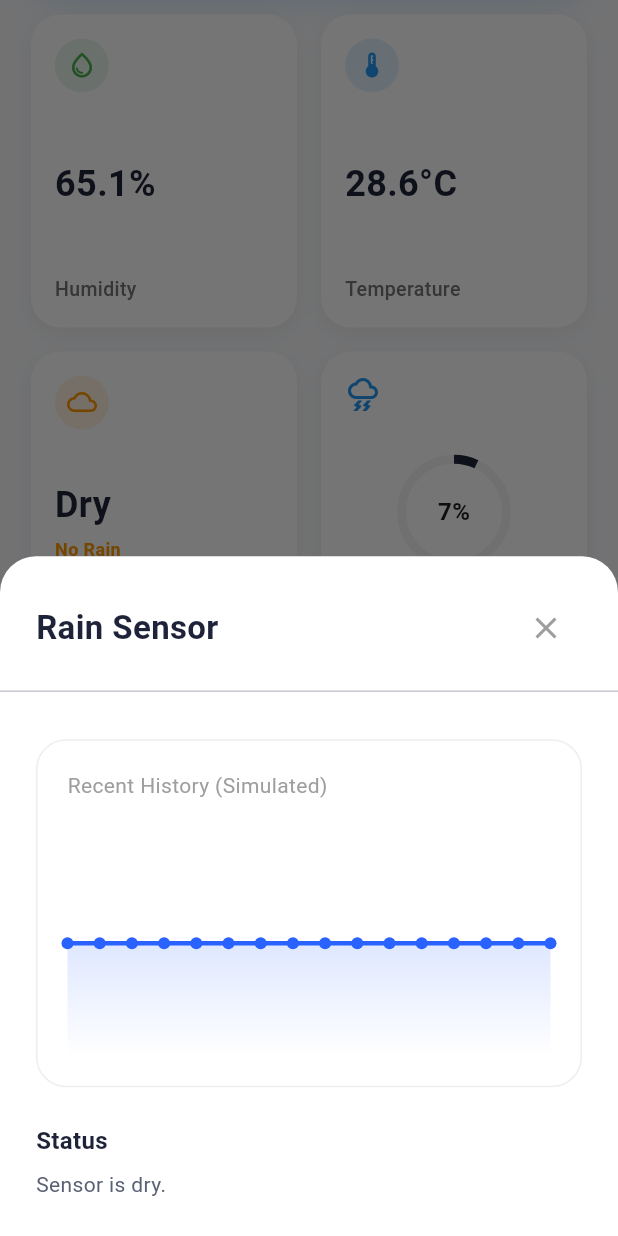
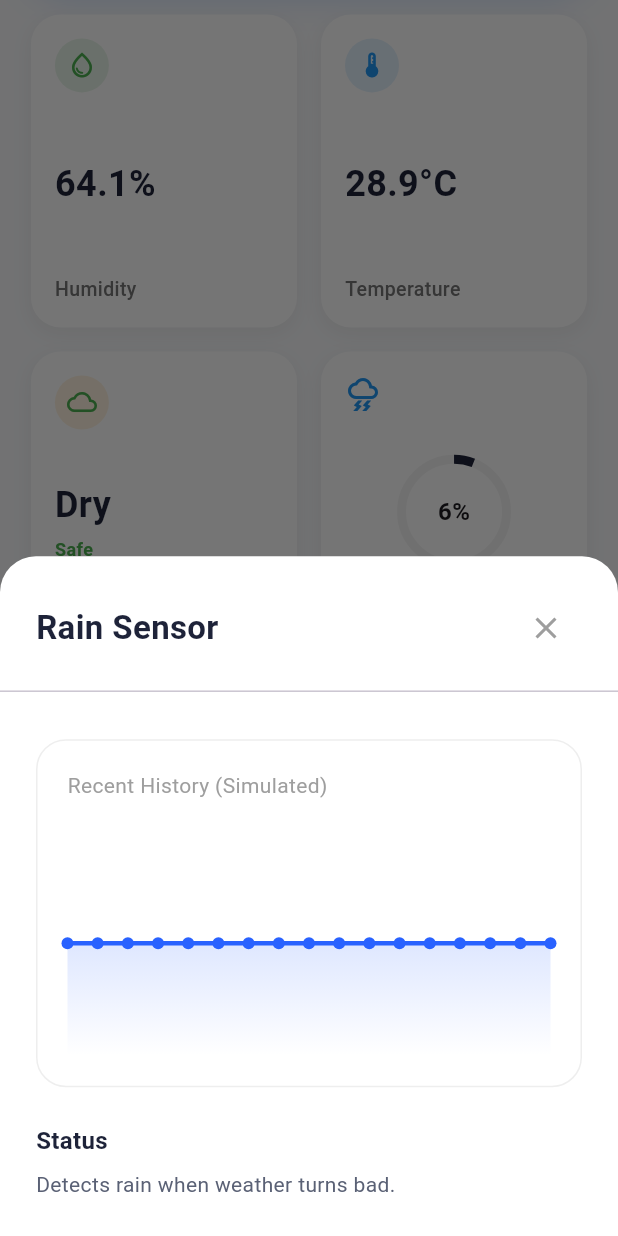
Before and after one commit to Alaric-Jeff/smart-rack-v2, a Flutter app: the HomeScreen screen opened directly, scrolled down 313 dp, after a tap on "Dry", on a phone screen of 412 x 824 dp. Run offline on Flutter 3.47's test engine with Material 3 defaults, Android fonts, the phone set to English and light mode, and no system bars; our stand-ins replace cloud_firestore, firebase_auth, firebase_core, google_sign_in, shared_preferences; accounts and stored records are empty; network calls fail.

Commit message:
weather changing in home

```diff
--- a/flutter_frontend/lib/controls.dart
+++ b/flutter_frontend/lib/controls.dart
@@ -1,6 +1,6 @@
 import 'package:flutter/material.dart';
 import 'dart:async';
-import 'dart:ui'; // For the blur effect
+// For the blur effect
 
 class ControlsScreen extends StatefulWidget {
   const ControlsScreen({super.key});
--- a/flutter_frontend/lib/device_pairing.dart
+++ b/flutter_frontend/lib/device_pairing.dart
@@ -345,7 +345,7 @@ class _DevicePairingScreenState extends State<DevicePairingScreen> {
                     },
                   ),
                 );
-              }).toList(),
+              }),
 
               const SizedBox(height: 16),
               const Divider(),
--- a/flutter_frontend/lib/home.dart
+++ b/flutter_frontend/lib/home.dart
@@ -11,7 +11,7 @@ import 'edit_profile.dart';
 // ============================================
 // TOP LEVEL CONFIGURATION
 // ============================================
-const int SENSOR_UPDATE_INTERVAL_SECONDS = 3;
+const int SENSOR_UPDATE_INTERVAL_SECONDS = 10; // Updates every 10 seconds
 const int HISTORY_DURATION_MINUTES = 30;
 
 class HomeScreen extends StatefulWidget {
@@ -53,7 +53,6 @@ class _HomeScreenState extends State<HomeScreen> {
           unselectedItemColor: Colors.grey,
           showUnselectedLabels: true,
 
-          // --- FIXED: Lock font size so text doesn't jump ---
           selectedFontSize: 11,
           unselectedFontSize: 11,
 
@@ -68,7 +67,6 @@ class _HomeScreenState extends State<HomeScreen> {
               icon: Icon(Icons.tune),
               label: "CONTROLS"
             ),
-            // --- FIXED: Shortened label for better alignment ---
             BottomNavigationBarItem(
               icon: Icon(Icons.notifications_outlined),
               label: "ALERTS"
@@ -102,15 +100,21 @@ class _DashboardContentState extends State<DashboardContent> {
   // --- REAL USER DATA VARIABLES ---
   String _userName = "Loading...";
   String _userEmail = "...";
-  String _deviceId = "LD-8D390DC"; // Static Device ID
+  final String _deviceId = "LD-8D390DC"; // Static Device ID
   String _memberSince = "...";
   String? _userProfileUrl;
 
   // --- SIMULATION VARIABLES (FAKE SENSORS) ---
+  // Weather State
+  String _weatherCondition = "Sunny";
+  String _weatherDescription = "Clear skies";
+  IconData _weatherIcon = Icons.wb_sunny;
+  List<Color> _weatherGradient = [const Color(0xFF2962FF), const Color(0xFF448AFF)];
+
   double _sensorHumidity = 65.5;
   double _sensorTemperature = 28.5;
   double _sensorLight = 850.0;
-  double _sensorRainIntensity = 4095; // 4095 = Dry
+  double _sensorRainIntensity = 4095; // 4095 = Dry, < 2000 = Rain
   double _rainConfidence = 0.0;
 
   // History Lists for Charts
@@ -178,8 +182,11 @@ class _DashboardContentState extends State<DashboardContent> {
     return months[month - 1];
   }
 
-  // --- FAKE: SIMULATION LOGIC ---
+  // --- FAKE: DYNAMIC WEATHER SIMULATION LOGIC ---
   void _startSimulation() {
+    // Initial update
+    _updateSimulatedData();
+
     _simulationTimer = Timer.periodic(
       const Duration(seconds: SENSOR_UPDATE_INTERVAL_SECONDS),
       (_) => _updateSimulatedData(),
@@ -190,22 +197,81 @@ class _DashboardContentState extends State<DashboardContent> {
     if (!mounted) return;
     setState(() {
       DateTime now = DateTime.now();
-      _sensorHumidity += (_random.nextDouble() * 3) - 1.5;
-      _sensorHumidity = _sensorHumidity.clamp(40.0, 90.0);
 
-      _sensorTemperature += (_random.nextDouble() * 0.6) - 0.3;
-      _sensorTemperature = _sensorTemperature.clamp(24.0, 35.0);
+      // 1. Randomly pick a weather condition
+      // 0-3: Sunny/Cloudy (Likely), 4-5: Rain (Less Likely), 6: Storm (Rare)
+      int weatherRoll = _random.nextInt(10);
 
-      _sensorLight += (_random.nextInt(100) - 50);
-      _sensorLight = _sensorLight.clamp(0.0, 4000.0);
+      // Target values based on weather
+      double targetTemp, targetHum, targetLight, targetRain;
 
-      _rainConfidence = _calculateRainfallConfidence(
-        humidity: _sensorHumidity,
-        temperature: _sensorTemperature,
-        light: _sensorLight,
-        rainIntensity: _sensorRainIntensity,
-      );
+      if (weatherRoll < 4) {
+        // SUNNY / CLEAR
+        _weatherCondition = "Sunny";
+        _weatherDescription = "Clear skies, perfect for drying";
+        _weatherIcon = Icons.wb_sunny;
+        _weatherGradient = [const Color(0xFF2962FF), const Color(0xFF448AFF)]; // Blue
 
+        targetTemp = 30.0 + _random.nextDouble() * 3; // Hot (30-33)
+        targetHum = 50.0 + _random.nextDouble() * 10; // Dry (50-60%)
+        targetLight = 3000.0 + _random.nextDouble() * 1000; // Bright
+        targetRain = 4095; // Dry Sensor
+        _rainConfidence = 5.0 + _random.nextDouble() * 5; // Low chance
+
+      } else if (weatherRoll < 7) {
+        // CLOUDY / OVERCAST
+        _weatherCondition = "Cloudy";
+        _weatherDescription = "Overcast, moderate drying";
+        _weatherIcon = Icons.cloud;
+        _weatherGradient = [const Color(0xFF78909C), const Color(0xFF90A4AE)]; // Grey-Blue
+
+        targetTemp = 27.0 + _random.nextDouble() * 2; // Mild (27-29)
+        targetHum = 70.0 + _random.nextDouble() * 10; // Humid (70-80%)
+        targetLight = 800.0 + _random.nextDouble() * 400; // Dimmer
+        targetRain = 4095; // Dry Sensor
+        _rainConfidence = 40.0 + _random.nextDouble() * 20; // Medium chance
+
+      } else if (weatherRoll < 9) {
+        // RAINY
+        _weatherCondition = "Rainy";
+        _weatherDescription = "Light rain, rod retracted";
+        _weatherIcon = Icons.grain;
+        _weatherGradient = [const Color(0xFF455A64), const Color(0xFF607D8B)]; // Dark Grey
+
+        targetTemp = 24.0 + _random.nextDouble() * 2; // Cool (24-26)
+        targetHum = 90.0 + _random.nextDouble() * 5; // Very Humid (90-95%)
+        targetLight = 300.0 + _random.nextDouble() * 200; // Dark
+        targetRain = 1500; // Wet Sensor (< 2000)
+        _rainConfidence = 85.0 + _random.nextDouble() * 10; // High chance
+
+      } else {
+        // THUNDERSTORM
+        _weatherCondition = "Storm";
+        _weatherDescription = "Heavy rain & wind alert";
+        _weatherIcon = Icons.thunderstorm;
+        _weatherGradient = [const Color(0xFF263238), const Color(0xFF37474F)]; // Very Dark
+
+        targetTemp = 22.0 + _random.nextDouble() * 2; // Cold
+        targetHum = 98.0; // Max Humidity
+        targetLight = 100.0; // Very Dark
+        targetRain = 500; // Very Wet (< 1000)
+        _rainConfidence = 100.0; // Certain
+      }
+
+      // 2. Smoothly transition values (Mock inertia)
+      // Instead of jumping instantly, move 20% towards the target
+      _sensorTemperature += (targetTemp - _sensorTemperature) * 0.2;
+      _sensorHumidity += (targetHum - _sensorHumidity) * 0.2;
+      _sensorLight += (targetLight - _sensorLight) * 0.2;
+
+      // Rain sensor jumps instantly because rain is sudden
+      _sensorRainIntensity = targetRain;
+
+      // Add noise to make graphs look real
+      _sensorTemperature += (_random.nextDouble() - 0.5) * 0.2;
+      _sensorHumidity += (_random.nextDouble() - 0.5) * 1.0;
+
+      // 3. Update History
       _addToHistory(_humidityHistory, _sensorHumidity, now);
       _addToHistory(_tempHistory, _sensorTemperature, now);
       _addToHistory(_lightHistory, _sensorLight, now);
@@ -225,15 +291,6 @@ class _DashboardContentState extends State<DashboardContent> {
       _addToHistory(_rainConfidenceHistory, 5.0 + _random.nextDouble() * 5, time);
       _addToHistory(_rainHistory, 4095, time);
     }
-  }
-
-  double _calculateRainfallConfidence({required double humidity, required double temperature, required double light, required double rainIntensity}) {
-    double score = 5.0;
-    if (humidity > 70) score += 20;
-    if (temperature < 26) score += 10;
-    if (light < 500) score += 15;
-    score += _random.nextInt(5);
-    return score.clamp(0.0, 100.0);
   }
 
   void _addToHistory(List<SensorDataPoint> history, double value, DateTime timestamp) {
@@ -478,7 +535,8 @@ class _DashboardContentState extends State<DashboardContent> {
     // Helper for Rain Text
     String getRainStatus() {
       if (_sensorRainIntensity > 3500) return "Dry";
-      return "Rain";
+      if (_sensorRainIntensity > 2000) return "Moist";
+      return "Wet";
     }
 
     return SafeArea(
@@ -513,14 +571,15 @@ class _DashboardContentState extends State<DashboardContent> {
             ),
             const SizedBox(height: 24),
 
-            // --- STATIC WEATHER CARD ---
+            // --- STATIC WEATHER CARD (Now Dynamic) ---
             Container(
               width: double.infinity,
               padding: const EdgeInsets.all(24),
               decoration: BoxDecoration(
-                gradient: const LinearGradient(colors: [Color(0xFF2962FF), Color(0xFF448AFF)], begin: Alignment.topLeft, end: Alignment.bottomRight),
+                // Dynamic Gradient based on weather
+                gradient: LinearGradient(colors: _weatherGradient, begin: Alignment.topLeft, end: Alignment.bottomRight),
                 borderRadius: BorderRadius.circular(24),
-                boxShadow: [BoxShadow(color: Colors.blue.withOpacity(0.3), blurRadius: 20, offset: const Offset(0, 10))],
+                boxShadow: [BoxShadow(color: _weatherGradient.last.withOpacity(0.3), blurRadius: 20, offset: const Offset(0, 10))],
               ),
               child: Row(
                 mainAxisAlignment: MainAxisAlignment.spaceBetween,
@@ -535,15 +594,16 @@ class _DashboardContentState extends State<DashboardContent> {
                           child: const Row(mainAxisSize: MainAxisSize.min, children: [Icon(Icons.location_on, color: Colors.white, size: 12), SizedBox(width: 4), Text("Quezon City", style: TextStyle(color: Colors.white, fontSize: 12))]),
                         ),
                         const SizedBox(height: 12),
-                        const Text("Sunny", style: TextStyle(color: Colors.white, fontSize: 22, fontWeight: FontWeight.bold)),
+                        Text(_weatherCondition, style: const TextStyle(color: Colors.white, fontSize: 22, fontWeight: FontWeight.bold)),
                         const SizedBox(height: 6),
-                        Text("Clear skies, perfect for drying", style: TextStyle(color: Colors.white.withOpacity(0.9), fontSize: 13, height: 1.4)),
+                        Text(_weatherDescription, style: TextStyle(color: Colors.white.withOpacity(0.9), fontSize: 13, height: 1.4)),
                         const SizedBox(height: 10),
-                        const Text("31°", style: TextStyle(color: Colors.white, fontSize: 32, fontWeight: FontWeight.bold)),
+                        // Current Sim Temp
+                        Text("${_sensorTemperature.toStringAsFixed(0)}°", style: const TextStyle(color: Colors.white, fontSize: 32, fontWeight: FontWeight.bold)),
                       ],
                     ),
                   ),
-                  const Icon(Icons.wb_sunny, size: 60, color: Colors.yellowAccent),
+                  Icon(_weatherIcon, size: 60, color: Colors.yellowAccent),
                 ],
               ),
             ),
@@ -565,7 +625,7 @@ class _DashboardContentState extends State<DashboardContent> {
                   icon: Icons.water_drop_outlined,
                   color: Colors.green,
                   bgColor: const Color(0xFFE8F5E9),
-                  onTap: () => _showDetailModal("Humidity", "${_sensorHumidity.toStringAsFixed(1)}%", _humidityHistory, "Humidity is fluctuating slightly.")
+                  onTap: () => _showDetailModal("Humidity", "${_sensorHumidity.toStringAsFixed(1)}%", _humidityHistory, "Humidity is fluctuating based on weather.")
                 ),
                 _buildSensorCard(
                   title: "Temperature",
@@ -573,22 +633,22 @@ class _DashboardContentState extends State<DashboardContent> {
                   icon: Icons.thermostat,
                   color: Colors.blue,
                   bgColor: const Color(0xFFE3F2FD),
-                  onTap: () => _showDetailModal("Temperature", "${_sensorTemperature.toStringAsFixed(1)}°C", _tempHistory, "Temperature is optimal.")
+                  onTap: () => _showDetailModal("Temperature", "${_sensorTemperature.toStringAsFixed(1)}°C", _tempHistory, "Temperature adapts to simulated weather.")
                 ),
                 _buildSensorCard(
                   title: "Rain Sensor",
                   value: getRainStatus(),
-                  subtitle: "No Rain",
+                  subtitle: getRainStatus() == "Dry" ? "Safe" : "Alert",
                   icon: Icons.cloud_outlined,
-                  color: Colors.orange,
+                  color: getRainStatus() == "Dry" ? Colors.green : Colors.orange,
                   bgColor: const Color(0xFFFFF3E0),
-                  onTap: () => _showDetailModal("Rain Sensor", getRainStatus(), _rainHistory, "Sensor is dry.")
+                  onTap: () => _showDetailModal("Rain Sensor", getRainStatus(), _rainHistory, "Detects rain when weather turns bad.")
                 ),
                 _buildCircleProgressCard(
                   title: "Rain Chance",
                   percentage: _rainConfidence.toInt(),
                   icon: Icons.thunderstorm_outlined,
-                  onTap: () => _showDetailModal("Rain Chance", "${_rainConfidence.toInt()}%", _rainConfidenceHistory, "Low chance of rain calculated.")
+                  onTap: () => _showDetailModal("Rain Chance", "${_rainConfidence.toInt()}%", _rainConfidenceHistory, "Calculated based on current weather.")
                 ),
                 _buildSensorCard(
                   title: "Ambient Light",
@@ -596,7 +656,7 @@ class _DashboardContentState extends State<DashboardContent> {
                   icon: Icons.wb_sunny_outlined,
                   color: Colors.orange,
                   bgColor: const Color(0xFFFFF3E0),
-                  onTap: () => _showDetailModal("Ambient Light", "${_sensorLight.toStringAsFixed(0)} lux", _lightHistory, "Good sunlight.")
+                  onTap: () => _showDetailModal("Ambient Light", "${_sensorLight.toStringAsFixed(0)} lux", _lightHistory, "Varies with cloud cover.")
                 ),
               ],
             ),
```
